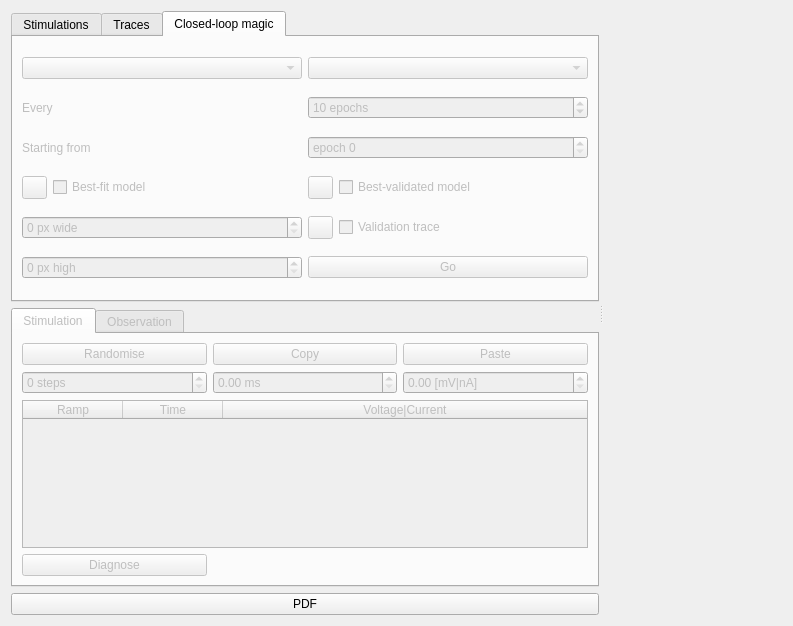
First picture: the form in src/gui/stimulationcreator.ui, repository CompEphys-team/rtdo, before the edit.
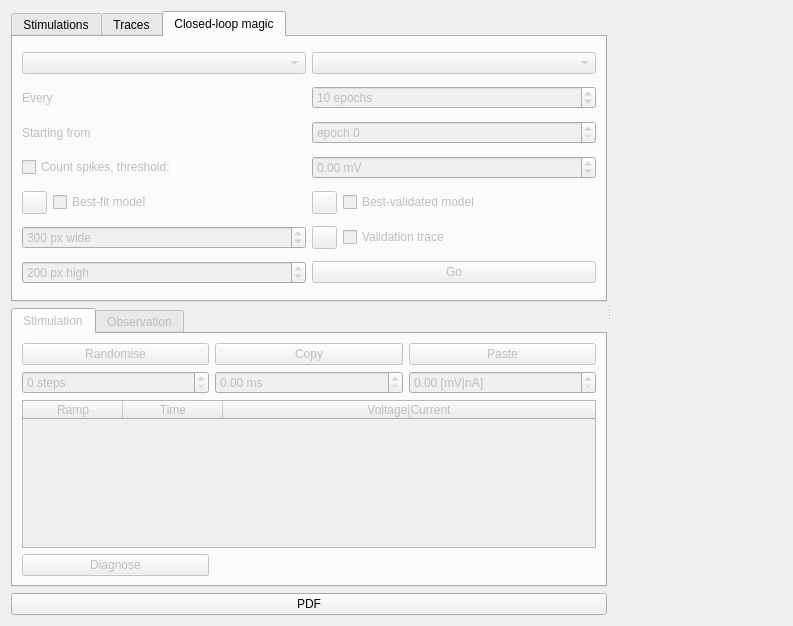
Second picture: the form after the edit. The open tabs and pages were chosen to show the change. Custom widgets are drawn as their Qt base class.

Commit message: Added spike count graph to ClosedLoop magic

Patch:
```diff
--- a/src/gui/stimulationcreator.ui
+++ b/src/gui/stimulationcreator.ui
@@ -304,55 +304,22 @@
            <string>Closed-loop magic</string>
           </attribute>
           <layout class="QGridLayout" name="gridLayout_7">
-           <item row="3" column="0">
-            <widget class="ColorButton" name="cl_col_bestF">
-             <property name="maximumSize">
-              <size>
-               <width>25</width>
-               <height>25</height>
-              </size>
-             </property>
+           <item row="6" column="2" colspan="2">
+            <widget class="QPushButton" name="cl_magic">
              <property name="text">
-              <string/>
+              <string>Go</string>
              </property>
             </widget>
            </item>
-           <item row="3" column="1">
+           <item row="4" column="1">
             <widget class="QCheckBox" name="cl_bestfit">
              <property name="text">
               <string>Best-fit model</string>
              </property>
             </widget>
            </item>
-           <item row="3" column="3">
-            <widget class="QCheckBox" name="cl_bestvalidated">
-             <property name="text">
-              <string>Best-validated model</string>
-             </property>
-            </widget>
-           </item>
-           <item row="4" column="3">
-            <widget class="QCheckBox" name="cl_reference">
-             <property name="text">
-              <string>Validation trace</string>
-             </property>
-            </widget>
-           </item>
-           <item row="3" column="2">
-            <widget class="ColorButton" name="cl_col_bestV">
-             <property name="maximumSize">
-              <size>
-               <width>25</width>
-               <height>25</height>
-              </size>
-             </property>
-             <property name="text">
-              <string/>
-             </property>
-            </widget>
-           </item>
            <item row="4" column="2">
-            <widget class="ColorButton" name="cl_col_ref">
+            <widget class="ColorButton" name="cl_col_bestV">
              <property name="maximumSize">
               <size>
                <width>25</width>
@@ -364,13 +331,6 @@
              </property>
             </widget>
            </item>
-           <item row="5" column="2" colspan="2">
-            <widget class="QPushButton" name="cl_magic">
-             <property name="text">
-              <string>Go</string>
-             </property>
-            </widget>
-           </item>
            <item row="2" column="2" colspan="2">
             <widget class="QSpinBox" name="cl_start">
              <property name="prefix">
@@ -381,35 +341,6 @@
              </property>
             </widget>
            </item>
-           <item row="1" column="2" colspan="2">
-            <widget class="QSpinBox" name="cl_epochs">
-             <property name="suffix">
-              <string> epochs</string>
-             </property>
-             <property name="minimum">
-              <number>1</number>
-             </property>
-             <property name="maximum">
-              <number>1000</number>
-             </property>
-             <property name="value">
-              <number>10</number>
-             </property>
-            </widget>
-           </item>
-           <item row="0" column="2" colspan="2">
-            <widget class="QComboBox" name="cl_validations"/>
-           </item>
-           <item row="1" column="0" colspan="2">
-            <widget class="QLabel" name="label_3">
-             <property name="text">
-              <string>Every</string>
-             </property>
-            </widget>
-           </item>
-           <item row="0" column="0" colspan="2">
-            <widget class="QComboBox" name="cl_fits"/>
-           </item>
            <item row="2" column="0" colspan="2">
             <widget class="QLabel" name="label_4">
              <property name="text">
@@ -417,7 +348,13 @@
              </property>
             </widget>
            </item>
-           <item row="4" column="0" colspan="2">
+           <item row="0" column="0" colspan="2">
+            <widget class="QComboBox" name="cl_fits"/>
+           </item>
+           <item row="0" column="2" colspan="2">
+            <widget class="QComboBox" name="cl_validations"/>
+           </item>
+           <item row="5" column="0" colspan="2">
             <widget class="QSpinBox" name="cl_width">
              <property name="suffix">
               <string> px wide</string>
@@ -425,15 +362,101 @@
              <property name="maximum">
               <number>10000</number>
              </property>
+             <property name="value">
+              <number>300</number>
+             </property>
             </widget>
            </item>
-           <item row="5" column="0" colspan="2">
+           <item row="1" column="0" colspan="2">
+            <widget class="QLabel" name="label_3">
+             <property name="text">
+              <string>Every</string>
+             </property>
+            </widget>
+           </item>
+           <item row="6" column="0" colspan="2">
             <widget class="QSpinBox" name="cl_height">
              <property name="suffix">
               <string> px high</string>
              </property>
              <property name="maximum">
               <number>10000</number>
+             </property>
+             <property name="value">
+              <number>200</number>
+             </property>
+            </widget>
+           </item>
+           <item row="5" column="2">
+            <widget class="ColorButton" name="cl_col_ref">
+             <property name="maximumSize">
+              <size>
+               <width>25</width>
+               <height>25</height>
+              </size>
+             </property>
+             <property name="text">
+              <string/>
+             </property>
+            </widget>
+           </item>
+           <item row="4" column="0">
+            <widget class="ColorButton" name="cl_col_bestF">
+             <property name="maximumSize">
+              <size>
+               <width>25</width>
+               <height>25</height>
+              </size>
+             </property>
+             <property name="text">
+              <string/>
+             </property>
+            </widget>
+           </item>
+           <item row="1" column="2" colspan="2">
+            <widget class="QSpinBox" name="cl_epochs">
+             <property name="suffix">
+              <string> epochs</string>
+             </property>
+             <property name="minimum">
+              <number>1</number>
+             </property>
+             <property name="maximum">
+              <number>1000</number>
+             </property>
+             <property name="value">
+              <number>10</number>
+             </property>
+            </widget>
+           </item>
+           <item row="5" column="3">
+            <widget class="QCheckBox" name="cl_reference">
+             <property name="text">
+              <string>Validation trace</string>
+             </property>
+            </widget>
+           </item>
+           <item row="4" column="3">
+            <widget class="QCheckBox" name="cl_bestvalidated">
+             <property name="text">
+              <string>Best-validated model</string>
+             </property>
+            </widget>
+           </item>
+           <item row="3" column="0" colspan="2">
+            <widget class="QCheckBox" name="cl_countspikes">
+             <property name="text">
+              <string>Count spikes, threshold:</string>
+             </property>
+            </widget>
+           </item>
+           <item row="3" column="2" colspan="2">
+            <widget class="QDoubleSpinBox" name="cl_threshold">
+             <property name="suffix">
+              <string> mV</string>
+             </property>
+             <property name="minimum">
+              <double>-99.989999999999995</double>
              </property>
             </widget>
            </item>
```
The commit also changes 1 other file.
